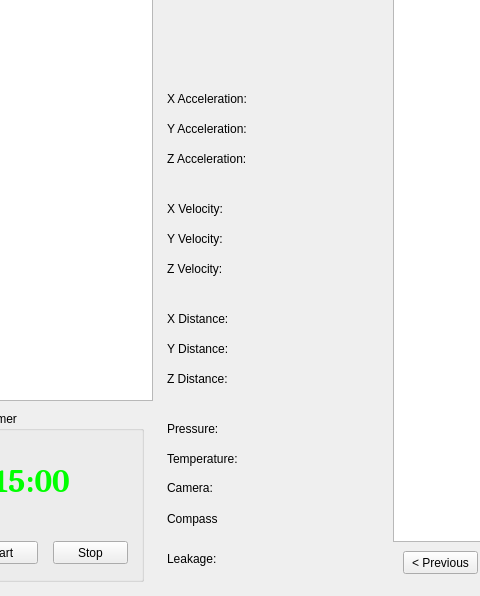
Qt form ROV15/mainwindow.ui (youssefMagdy29/ROV-15) before a commit; both pictures show x 677 to 1157 and y 99 to 695 of the 1361 by 695 pixel window.
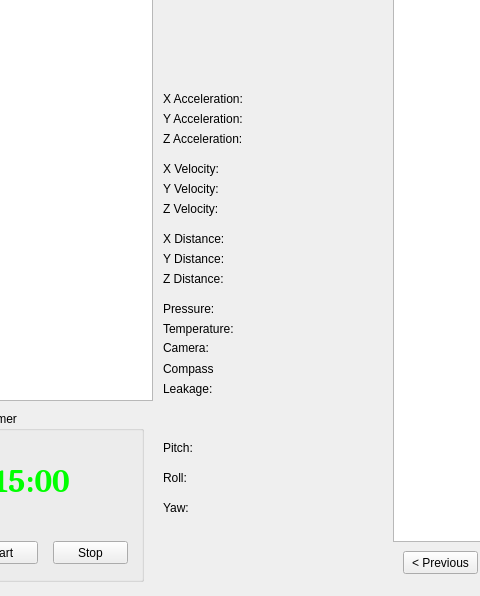
The same form after that commit.

Commit message: adding pitch, roll & yaw

What changed in the file:
```diff
--- a/ROV15/mainwindow.ui
+++ b/ROV15/mainwindow.ui
@@ -223,8 +223,8 @@
    <widget class="QLabel" name="labelLeakage">
     <property name="geometry">
      <rect>
-      <x>844</x>
-      <y>650</y>
+      <x>840</x>
+      <y>480</y>
       <width>51</width>
       <height>16</height>
      </rect>
@@ -239,8 +239,8 @@
    <widget class="QLabel" name="valueLeakage">
     <property name="geometry">
      <rect>
-      <x>894</x>
-      <y>650</y>
+      <x>920</x>
+      <y>480</y>
       <width>61</width>
       <height>16</height>
      </rect>
@@ -294,7 +294,7 @@
    <widget class="QLabel" name="label_3">
     <property name="geometry">
      <rect>
-      <x>844</x>
+      <x>840</x>
       <y>190</y>
       <width>81</width>
       <height>16</height>
@@ -307,7 +307,7 @@
    <widget class="QLabel" name="valueXAcceleration">
     <property name="geometry">
      <rect>
-      <x>924</x>
+      <x>920</x>
       <y>190</y>
       <width>71</width>
       <height>16</height>
@@ -320,8 +320,8 @@
    <widget class="QLabel" name="valueYAcceleration">
     <property name="geometry">
      <rect>
-      <x>924</x>
-      <y>220</y>
+      <x>920</x>
+      <y>210</y>
       <width>71</width>
       <height>16</height>
      </rect>
@@ -333,8 +333,8 @@
    <widget class="QLabel" name="label_4">
     <property name="geometry">
      <rect>
-      <x>844</x>
-      <y>220</y>
+      <x>840</x>
+      <y>210</y>
       <width>81</width>
       <height>16</height>
      </rect>
@@ -346,8 +346,8 @@
    <widget class="QLabel" name="valueZAcceleration">
     <property name="geometry">
      <rect>
-      <x>924</x>
-      <y>250</y>
+      <x>920</x>
+      <y>230</y>
       <width>71</width>
       <height>16</height>
      </rect>
@@ -359,8 +359,8 @@
    <widget class="QLabel" name="label_5">
     <property name="geometry">
      <rect>
-      <x>844</x>
-      <y>250</y>
+      <x>840</x>
+      <y>230</y>
       <width>81</width>
       <height>16</height>
      </rect>
@@ -372,8 +372,8 @@
    <widget class="QLabel" name="valueXVelocity">
     <property name="geometry">
      <rect>
-      <x>924</x>
-      <y>300</y>
+      <x>920</x>
+      <y>260</y>
       <width>71</width>
       <height>16</height>
      </rect>
@@ -385,8 +385,8 @@
    <widget class="QLabel" name="label_6">
     <property name="geometry">
      <rect>
-      <x>844</x>
-      <y>300</y>
+      <x>840</x>
+      <y>260</y>
       <width>81</width>
       <height>16</height>
      </rect>
@@ -398,8 +398,8 @@
    <widget class="QLabel" name="valueYVelocity">
     <property name="geometry">
      <rect>
-      <x>924</x>
-      <y>330</y>
+      <x>920</x>
+      <y>280</y>
       <width>71</width>
       <height>16</height>
      </rect>
@@ -411,8 +411,8 @@
    <widget class="QLabel" name="label_7">
     <property name="geometry">
      <rect>
-      <x>844</x>
-      <y>330</y>
+      <x>840</x>
+      <y>280</y>
       <width>81</width>
       <height>16</height>
      </rect>
@@ -424,8 +424,8 @@
    <widget class="QLabel" name="valueZVelocity">
     <property name="geometry">
      <rect>
-      <x>924</x>
-      <y>360</y>
+      <x>920</x>
+      <y>300</y>
       <width>71</width>
       <height>16</height>
      </rect>
@@ -437,8 +437,8 @@
    <widget class="QLabel" name="label_8">
     <property name="geometry">
      <rect>
-      <x>844</x>
-      <y>360</y>
+      <x>840</x>
+      <y>300</y>
       <width>81</width>
       <height>16</height>
      </rect>
@@ -450,8 +450,8 @@
    <widget class="QLabel" name="valueXDistance">
     <property name="geometry">
      <rect>
-      <x>924</x>
-      <y>410</y>
+      <x>920</x>
+      <y>330</y>
       <width>71</width>
       <height>16</height>
      </rect>
@@ -463,8 +463,8 @@
    <widget class="QLabel" name="label_9">
     <property name="geometry">
      <rect>
-      <x>844</x>
-      <y>410</y>
+      <x>840</x>
+      <y>330</y>
       <width>81</width>
       <height>16</height>
      </rect>
@@ -476,8 +476,8 @@
    <widget class="QLabel" name="valueYDistance">
     <property name="geometry">
      <rect>
-      <x>924</x>
-      <y>440</y>
+      <x>920</x>
+      <y>350</y>
       <width>71</width>
       <height>16</height>
      </rect>
@@ -489,8 +489,8 @@
    <widget class="QLabel" name="label_10">
     <property name="geometry">
      <rect>
-      <x>844</x>
-      <y>440</y>
+      <x>840</x>
+      <y>350</y>
       <width>81</width>
       <height>16</height>
      </rect>
@@ -502,8 +502,8 @@
    <widget class="QLabel" name="valueZDistance">
     <property name="geometry">
      <rect>
-      <x>924</x>
-      <y>470</y>
+      <x>920</x>
+      <y>370</y>
       <width>71</width>
       <height>16</height>
      </rect>
@@ -515,8 +515,8 @@
    <widget class="QLabel" name="label_11">
     <property name="geometry">
      <rect>
-      <x>844</x>
-      <y>470</y>
+      <x>840</x>
+      <y>370</y>
       <width>81</width>
       <height>16</height>
      </rect>
@@ -528,8 +528,8 @@
    <widget class="QLabel" name="label_12">
     <property name="geometry">
      <rect>
-      <x>844</x>
-      <y>520</y>
+      <x>840</x>
+      <y>400</y>
       <width>51</width>
       <height>16</height>
      </rect>
@@ -541,8 +541,8 @@
    <widget class="QLabel" name="valuePressure">
     <property name="geometry">
      <rect>
-      <x>914</x>
-      <y>520</y>
+      <x>920</x>
+      <y>400</y>
       <width>71</width>
       <height>16</height>
      </rect>
@@ -554,8 +554,8 @@
    <widget class="QLabel" name="label_13">
     <property name="geometry">
      <rect>
-      <x>844</x>
-      <y>550</y>
+      <x>840</x>
+      <y>420</y>
       <width>71</width>
       <height>16</height>
      </rect>
@@ -567,10 +567,10 @@
    <widget class="QLabel" name="valueTemperature">
     <property name="geometry">
      <rect>
-      <x>924</x>
-      <y>550</y>
-      <width>47</width>
-      <height>13</height>
+      <x>920</x>
+      <y>420</y>
+      <width>61</width>
+      <height>16</height>
      </rect>
     </property>
     <property name="text">
@@ -580,8 +580,8 @@
    <widget class="QLabel" name="label_14">
     <property name="geometry">
      <rect>
-      <x>844</x>
-      <y>580</y>
+      <x>840</x>
+      <y>440</y>
       <width>47</width>
       <height>13</height>
      </rect>
@@ -593,10 +593,10 @@
    <widget class="QLabel" name="valueCamera">
     <property name="geometry">
      <rect>
-      <x>894</x>
-      <y>580</y>
-      <width>47</width>
-      <height>13</height>
+      <x>920</x>
+      <y>440</y>
+      <width>51</width>
+      <height>16</height>
      </rect>
     </property>
     <property name="text">
@@ -606,8 +606,8 @@
    <widget class="QLabel" name="label_15">
     <property name="geometry">
      <rect>
-      <x>844</x>
-      <y>610</y>
+      <x>840</x>
+      <y>460</y>
       <width>51</width>
       <height>16</height>
      </rect>
@@ -619,10 +619,10 @@
    <widget class="QLabel" name="valueCompass">
     <property name="geometry">
      <rect>
-      <x>900</x>
-      <y>610</y>
+      <x>920</x>
+      <y>460</y>
       <width>51</width>
-      <height>20</height>
+      <height>16</height>
      </rect>
     </property>
     <property name="text">
@@ -1043,6 +1043,84 @@
      <string/>
     </property>
    </widget>
+   <widget class="QLabel" name="label_17">
+    <property name="geometry">
+     <rect>
+      <x>840</x>
+      <y>540</y>
+      <width>47</width>
+      <height>13</height>
+     </rect>
+    </property>
+    <property name="text">
+     <string>Pitch:</string>
+    </property>
+   </widget>
+   <widget class="QLabel" name="label_19">
+    <property name="geometry">
+     <rect>
+      <x>840</x>
+      <y>570</y>
+      <width>47</width>
+      <height>13</height>
+     </rect>
+    </property>
+    <property name="text">
+     <string>Roll:</string>
+    </property>
+   </widget>
+   <widget class="QLabel" name="label_20">
+    <property name="geometry">
+     <rect>
+      <x>840</x>
+      <y>600</y>
+      <width>47</width>
+      <height>13</height>
+     </rect>
+    </property>
+    <property name="text">
+     <string>Yaw:</string>
+    </property>
+   </widget>
+   <widget class="QLabel" name="valuePitch">
+    <property name="geometry">
+     <rect>
+      <x>920</x>
+      <y>540</y>
+      <width>47</width>
+      <height>13</height>
+     </rect>
+    </property>
+    <property name="text">
+     <string/>
+    </property>
+   </widget>
+   <widget class="QLabel" name="valueRoll">
+    <property name="geometry">
+     <rect>
+      <x>920</x>
+      <y>570</y>
+      <width>47</width>
+      <height>13</height>
+     </rect>
+    </property>
+    <property name="text">
+     <string/>
+    </property>
+   </widget>
+   <widget class="QLabel" name="valueYaw">
+    <property name="geometry">
+     <rect>
+      <x>920</x>
+      <y>600</y>
+      <width>47</width>
+      <height>13</height>
+     </rect>
+    </property>
+    <property name="text">
+     <string/>
+    </property>
+   </widget>
   </widget>
  </widget>
  <layoutdefault spacing="6" margin="11"/>
```
The commit also changes 2 other files.
